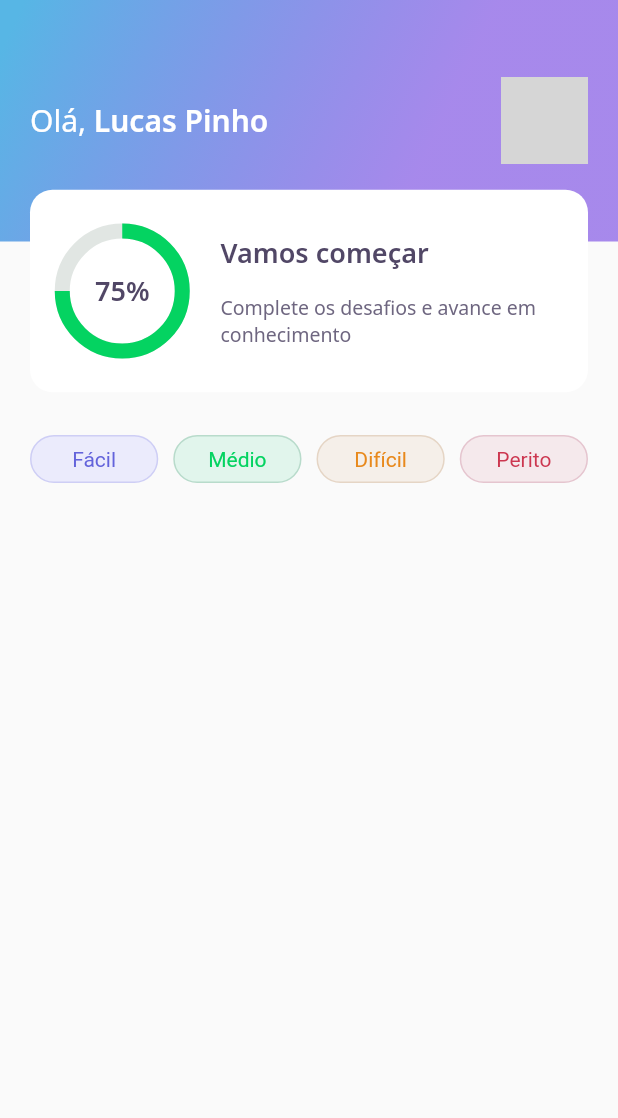
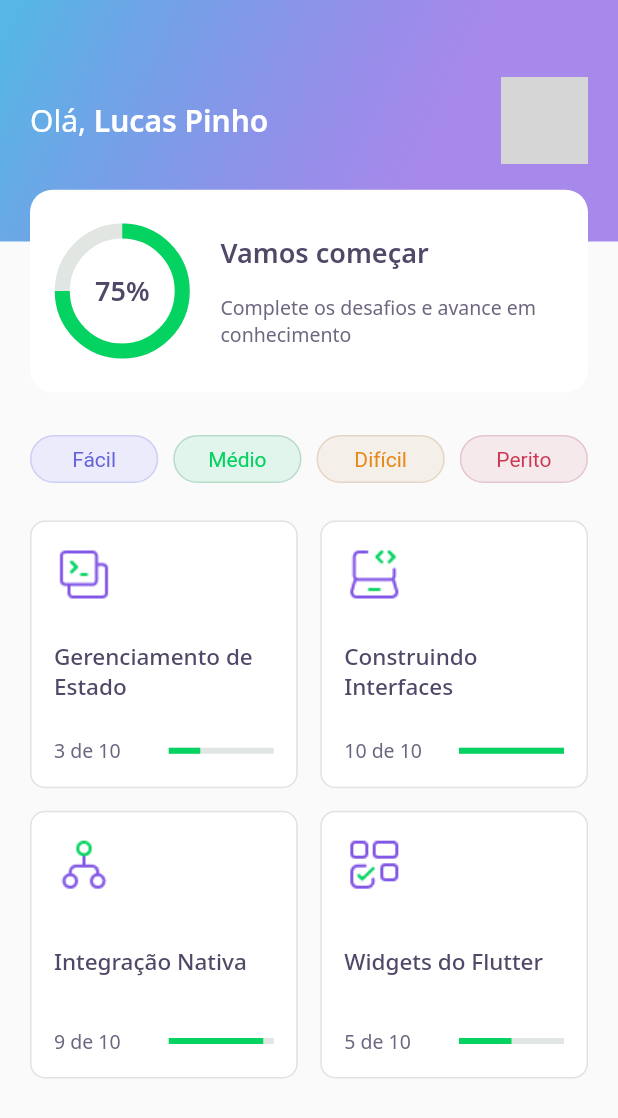
Before and after one commit to pinholucas/rocketseat-nlw5-devquiz, a Flutter app: the screen it shows after launch, on a phone screen of 412 x 824 dp. Shown: the top 1118 px of the screen. Run offline on Flutter 3.47's test engine with Material 2 defaults, Android fonts, the phone set to English and light mode, and no system bars; our stand-ins replace google_fonts; network calls fail; grey boxes are pictures that could not be loaded.

Commit message:
feat: add CardList

```diff
--- a/lib/core/app_text_styles.dart
+++ b/lib/core/app_text_styles.dart
@@ -31,7 +31,7 @@ class AppTextStyles {
   static final TextStyle heading15 = GoogleFonts.notoSans(
     color: AppColors.black,
     fontSize: 15,
-    fontWeight: FontWeight.w600,
+    fontWeight: FontWeight.w500,
   );
 
   static final TextStyle body = GoogleFonts.notoSans(
--- a/lib/home/home_page.dart
+++ b/lib/home/home_page.dart
@@ -1,4 +1,5 @@
 import 'package:devquiz/home/widgets/appbar/app_bar_widget.dart';
+import 'package:devquiz/home/widgets/cards_list/cards_list_widget.dart';
 import 'package:devquiz/home/widgets/tags_list/tags_list_widget.dart';
 import 'package:flutter/material.dart';
 
@@ -7,7 +8,12 @@ class HomePage extends StatelessWidget {
   Widget build(BuildContext context) {
     return Scaffold(
       appBar: AppBarWidget(),
-      body: TagsListWidget(),
+      body: Padding(
+        padding: const EdgeInsets.symmetric(vertical: 40, horizontal: 20),
+        child: Column(
+          children: [TagsListWidget(), CardListWidget()],
+        ),
+      ),
     );
   }
 }
--- /dev/null
+++ b/lib/home/widgets/card/card_widget.dart
@@ -0,0 +1,55 @@
+import 'package:devquiz/core/app_colors.dart';
+import 'package:devquiz/core/app_text_styles.dart';
+import 'package:flutter/material.dart';
+
+class CardWidget extends StatelessWidget {
+  CardWidget(
+      {@required this.title,
+      @required this.icon,
+      @required this.completed,
+      @required this.total});
+
+  final title;
+  final icon;
+  final completed;
+  final total;
+  @override
+  Widget build(BuildContext context) {
+    return Expanded(
+        flex: 1,
+        child: Container(
+            height: 180,
+            decoration: BoxDecoration(
+                color: AppColors.white,
+                border: Border.all(color: AppColors.border),
+                borderRadius: BorderRadius.circular(10)),
+            child: Container(
+              padding: const EdgeInsets.all(15),
+              child: Column(
+                crossAxisAlignment: CrossAxisAlignment.start,
+                mainAxisAlignment: MainAxisAlignment.spaceBetween,
+                children: [
+                  Image.asset(icon),
+                  Text(title, style: AppTextStyles.heading15),
+                  Row(
+                    mainAxisAlignment: MainAxisAlignment.spaceBetween,
+                    children: [
+                      Text(completed.toString() + ' de ' + total.toString(),
+                          style: AppTextStyles.body),
+                      Container(
+                        height: 4,
+                        width: 70,
+                        child: LinearProgressIndicator(
+                          value: (completed / total),
+                          valueColor: new AlwaysStoppedAnimation<Color>(
+                              AppColors.chartPrimary),
+                          backgroundColor: AppColors.chartSecondary,
+                        ),
+                      )
+                    ],
+                  )
+                ],
+              ),
+            )));
+  }
+}
--- /dev/null
+++ b/lib/home/widgets/cards_list/cards_list_widget.dart
@@ -0,0 +1,41 @@
+import 'package:devquiz/core/app_images.dart';
+import 'package:devquiz/home/widgets/card/card_widget.dart';
+import 'package:flutter/material.dart';
+
+class CardListWidget extends StatelessWidget {
+  @override
+  Widget build(BuildContext context) {
+    return Expanded(
+      child: Padding(
+        padding: const EdgeInsets.only(top: 25),
+        child: GridView.count(
+          crossAxisSpacing: 15,
+          mainAxisSpacing: 15,
+          crossAxisCount: 2,
+          children: [
+            CardWidget(
+                title: 'Gerenciamento de Estado',
+                icon: AppImages.data,
+                completed: 3,
+                total: 10),
+            CardWidget(
+                title: 'Construindo Interfaces',
+                icon: AppImages.laptop,
+                completed: 10,
+                total: 10),
+            CardWidget(
+                title: 'Integração Nativa',
+                icon: AppImages.hierarchy,
+                completed: 9,
+                total: 10),
+            CardWidget(
+                title: 'Widgets do Flutter',
+                icon: AppImages.blocks,
+                completed: 5,
+                total: 10),
+          ],
+        ),
+      ),
+    );
+  }
+}
--- a/lib/home/widgets/tags_list/tags_list_widget.dart
+++ b/lib/home/widgets/tags_list/tags_list_widget.dart
@@ -6,7 +6,6 @@ class TagsListWidget extends StatelessWidget {
   @override
   Widget build(BuildContext context) {
     return Container(
-      padding: const EdgeInsets.symmetric(vertical: 40, horizontal: 20),
       child: Row(
         children: [
           TagWidget(
```
